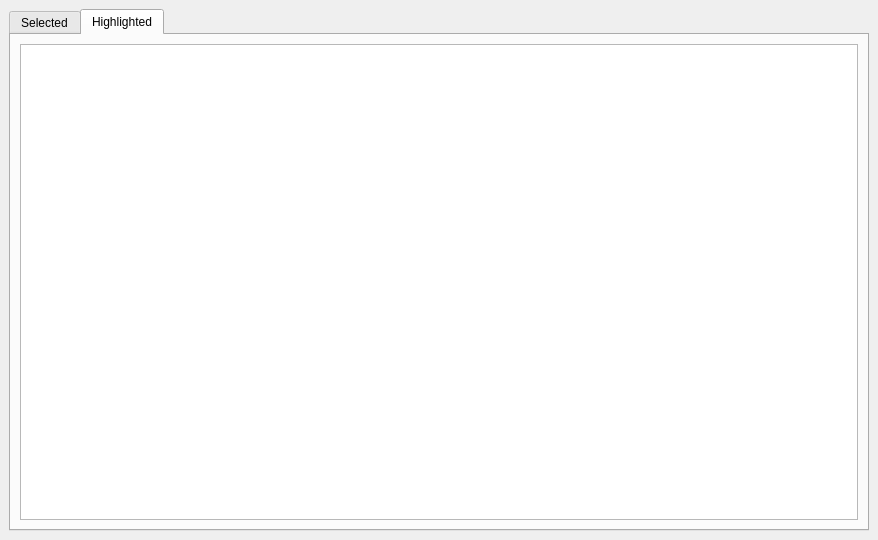
Before: the Qt Designer form src/gui/ui/selectedWidget.ui in cunqinglan/OpenROAD_LRF, drawn with Qt 5.
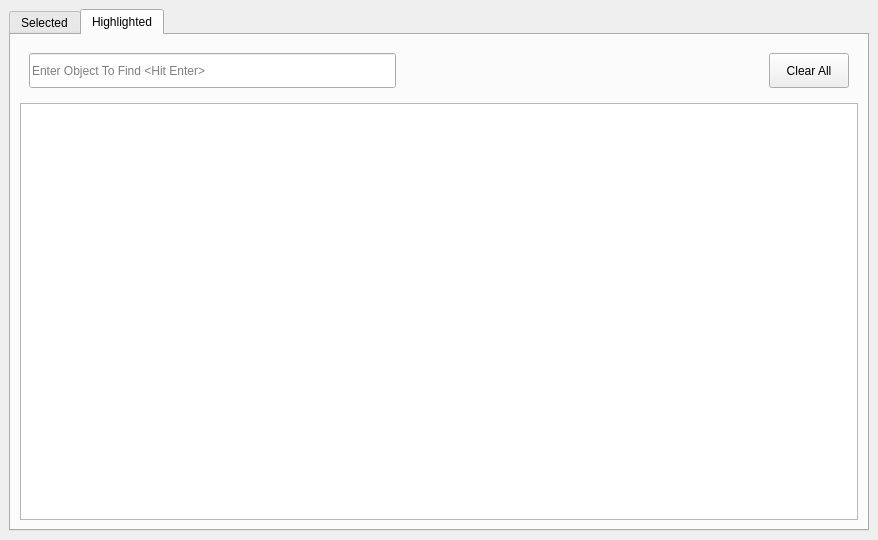
After: the same form once the commit is applied.

Commit message: Added functionality to Slect/Highlight View

Patch:
```diff
--- a/src/gui/ui/selectedWidget.ui
+++ b/src/gui/ui/selectedWidget.ui
@@ -34,9 +34,84 @@
        <attribute name="title">
         <string>Highlighted</string>
        </attribute>
-       <layout class="QGridLayout" name="gridLayout_3">
+       <layout class="QGridLayout" name="gridLayout_4">
         <item row="0" column="0">
-         <widget class="QTableView" name="hltTableView"/>
+         <layout class="QVBoxLayout" name="verticalLayout">
+          <item>
+           <widget class="QFrame" name="frame">
+            <property name="frameShape">
+             <enum>QFrame::NoFrame</enum>
+            </property>
+            <property name="frameShadow">
+             <enum>QFrame::Raised</enum>
+            </property>
+            <layout class="QGridLayout" name="gridLayout_3">
+             <item row="0" column="0">
+              <layout class="QHBoxLayout" name="horizontalLayout">
+               <item>
+                <widget class="QLineEdit" name="findEditInHlt">
+                 <property name="minimumSize">
+                  <size>
+                   <width>0</width>
+                   <height>35</height>
+                  </size>
+                 </property>
+                 <property name="placeholderText">
+                  <string>Enter Object To Find &lt;Hit Enter&gt;</string>
+                 </property>
+                </widget>
+               </item>
+               <item>
+                <spacer name="horizontalSpacer">
+                 <property name="minimumSize">
+                  <size>
+                   <width>0</width>
+                   <height>35</height>
+                  </size>
+                 </property>
+                 <property name="orientation">
+                  <enum>Qt::Horizontal</enum>
+                 </property>
+                 <property name="sizeHint" stdset="0">
+                  <size>
+                   <width>40</width>
+                   <height>20</height>
+                  </size>
+                 </property>
+                </spacer>
+               </item>
+               <item>
+                <widget class="QPushButton" name="clearAllHltBtn">
+                 <property name="minimumSize">
+                  <size>
+                   <width>0</width>
+                   <height>35</height>
+                  </size>
+                 </property>
+                 <property name="text">
+                  <string>Clear All</string>
+                 </property>
+                </widget>
+               </item>
+              </layout>
+             </item>
+            </layout>
+           </widget>
+          </item>
+          <item>
+           <widget class="QTableView" name="hltTableView">
+            <property name="contextMenuPolicy">
+             <enum>Qt::CustomContextMenu</enum>
+            </property>
+            <property name="sortingEnabled">
+             <bool>true</bool>
+            </property>
+            <attribute name="verticalHeaderShowSortIndicator" stdset="0">
+             <bool>true</bool>
+            </attribute>
+           </widget>
+          </item>
+         </layout>
         </item>
        </layout>
       </widget>
```
Left out of the diff: 74 changed lines with no effect on the pictures. The commit also changes 6 other files.
